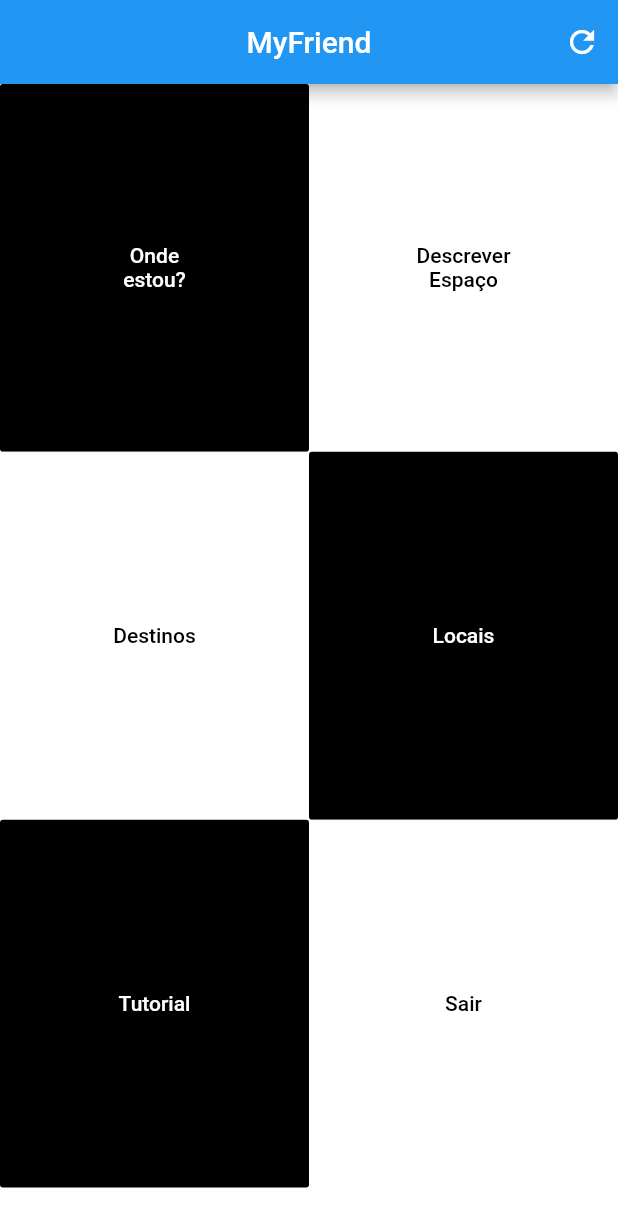
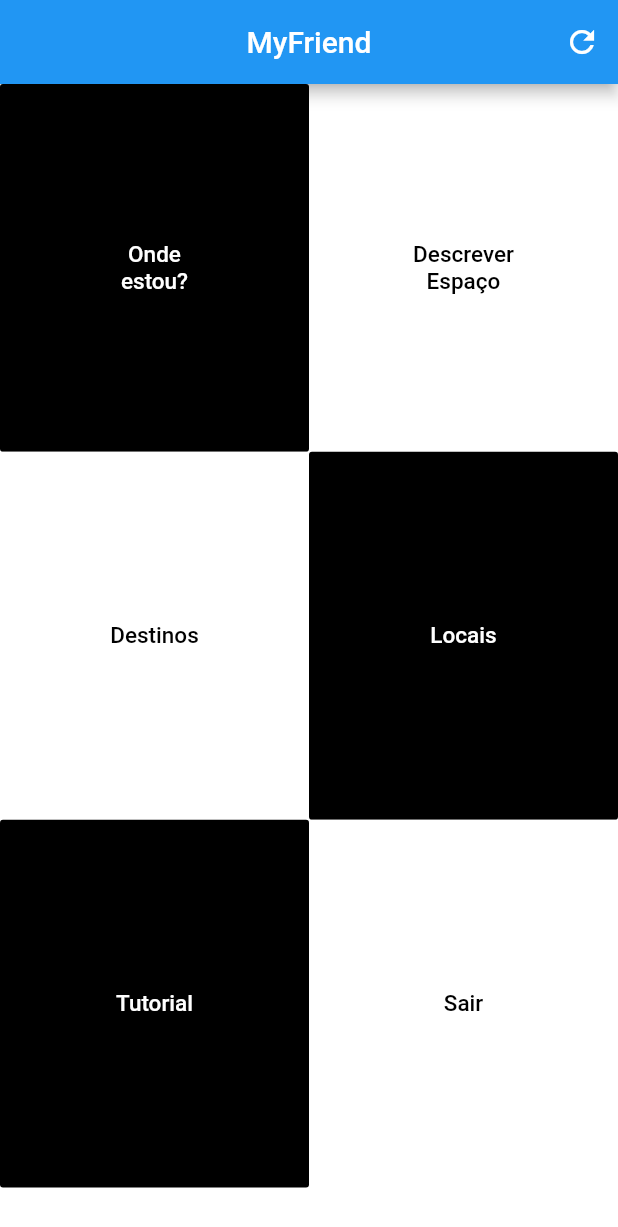
Before and after one commit to Nabosne/MyFriend, a Flutter app: the screen it shows after launch, on a phone screen of 412 x 824 dp. Shown: the top 1227 px of the screen. Run offline on Flutter 3.47's test engine with Material 2 defaults, Android fonts, the phone set to English and light mode, and no system bars.

Commit message:
mudança nome do metodo e fontsize

```diff
--- a/lib/ui/Home.dart
+++ b/lib/ui/Home.dart
@@ -35,27 +35,27 @@ class _HomeState extends State<Home> {
           childAspectRatio: widthScreen/heightScreen * 1.68,
         children: <Widget>[
           Container(
-            child: buildFlatButton("Onde\nestou?", Colors.black, Colors.white,
+            child: buildButton("Onde\nestou?", Colors.black, Colors.white,
                 MaterialPageRoute(builder: (context) => OndeEstou())),
           ),
           Container(
-            child: buildFlatButton("Descrever\nEspaço", Colors.white, Colors.black,
+            child: buildButton("Descrever\nEspaço", Colors.white, Colors.black,
                 MaterialPageRoute(builder: (context) => DescreverEspaco())),
           ),
           Container(
-            child: buildFlatButton("Destinos", Colors.white, Colors.black,
+            child: buildButton("Destinos", Colors.white, Colors.black,
                 MaterialPageRoute(builder: (context) => Destinos())),
           ),
           Container(
-            child: buildFlatButton("Locais", Colors.black, Colors.white,
+            child: buildButton("Locais", Colors.black, Colors.white,
                 MaterialPageRoute(builder: (context) => Locais())),
           ),
           Container(
-            child: buildFlatButton("Tutorial", Colors.black, Colors.white,
+            child: buildButton("Tutorial", Colors.black, Colors.white,
                 MaterialPageRoute(builder: (context) => Tutorial())),
           ),
           Container(
-            child: buildFlatButton("Sair", Colors.white, Colors.black,
+            child: buildButton("Sair", Colors.white, Colors.black,
                 MaterialPageRoute(builder: (context) => exit(0))),
           ),
         ],
@@ -101,13 +101,13 @@ class _HomeState extends State<Home> {
       ),
     );
   }
-  Widget buildFlatButton(String label, Color buttonColor, Color textColor,
+  Widget buildButton(String label, Color buttonColor, Color textColor,
       MaterialPageRoute m) {
     return  FlatButton(
         color: buttonColor,
         child: Text(
           label,
-          style: TextStyle(color: textColor, fontSize: 14.0),
+          style: TextStyle(color: textColor, fontSize: 15.0),
           textAlign: TextAlign.center,
         ),
         onPressed: () {
```
